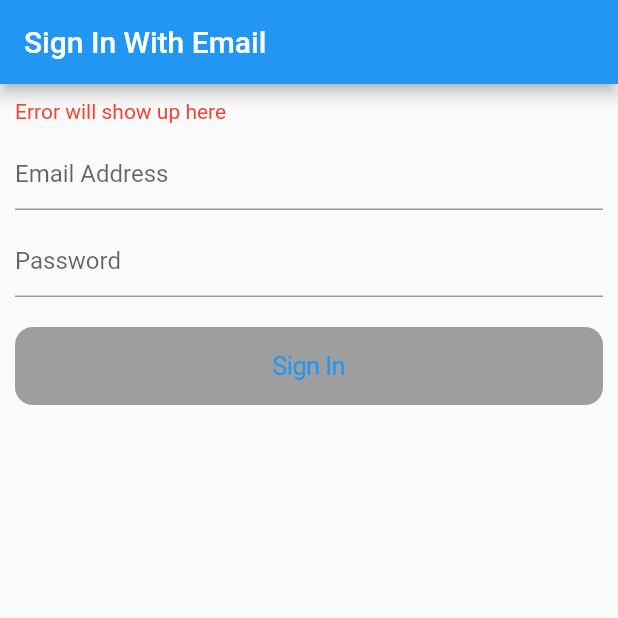
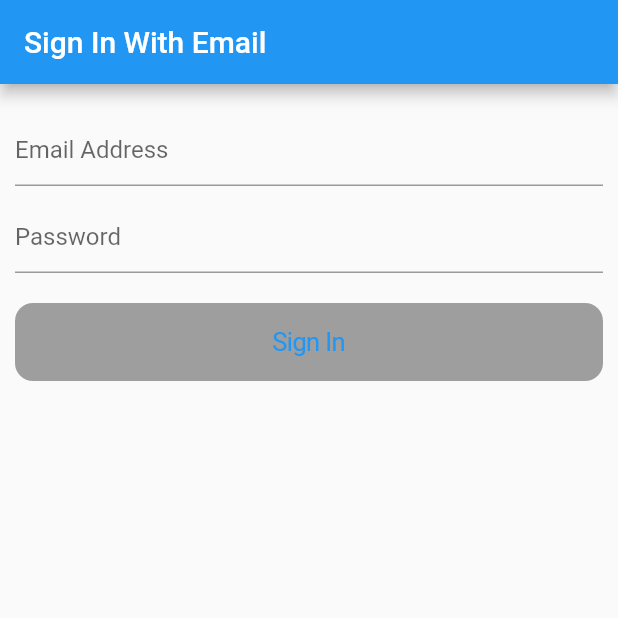
Before and after one commit to ArslanAshraf462/Bloc-Practice, a Flutter app: the screen it shows after launch, on a phone screen of 412 x 824 dp, the top half of it. Run offline on Flutter 3.47's test engine with Material 2 defaults, Android fonts, the phone set to English and light mode, and no system bars; our stand-ins replace connectivity_plus, email_validator, flutter_bloc.

Commit message:
feature/form-validation: Added -> the signin ui bloc functionality for form validation

```diff
--- a/lib/constants/app_colors.dart
+++ b/lib/constants/app_colors.dart
@@ -3,4 +3,5 @@ class AppColors{
   static const Color redColor=Colors.red;
   static const Color greenColor=Colors.green;
   static const Color greyColor=Colors.grey;
+  static const Color blueColor=Colors.blue;
 }
--- a/lib/constants/app_strings.dart
+++ b/lib/constants/app_strings.dart
@@ -9,4 +9,6 @@ class AppStrings{
   static const String emailAddressText='Email Address';
   static const String passwordText='Password';
   static const String errorText='Error will show up here';
+  static const String emailErrorText='Please enter a valid email address';
+  static const String passwordErrorText='Please enter a valid password';
 }
--- a/lib/main.dart
+++ b/lib/main.dart
@@ -1,6 +1,7 @@
 import 'package:bloc_practice/bloc/internet_bloc/internet_bloc.dart';
 import 'package:bloc_practice/cubit/internet_cubit.dart';
 import 'package:bloc_practice/screens/home_screen/home_screen.dart';
+import 'package:bloc_practice/screens/sign_in_screen/bloc/sign_in_bloc.dart';
 import 'package:bloc_practice/screens/sign_in_screen/sign_in_screen.dart';
 import 'package:flutter/material.dart';
 import 'package:flutter_bloc/flutter_bloc.dart';
@@ -21,13 +22,15 @@ class MyApp extends StatelessWidget {
         create: (context) => InternetBloc(),),
         BlocProvider(
           create: (context) => InternetCubit(),),
+        BlocProvider(
+          create: (context) => SignInBloc(),),
       ],
       child: MaterialApp(
         debugShowCheckedModeBanner: false,
         theme: ThemeData(
           primarySwatch: Colors.blue,
         ),
-        home: const SignInScreen(),
+        home: SignInScreen(),
       ),
     );
   }
--- /dev/null
+++ b/lib/screens/sign_in_screen/bloc/sign_in_bloc.dart
@@ -0,0 +1,22 @@
+import 'package:bloc_practice/constants/app_strings.dart';
+import 'package:bloc_practice/screens/sign_in_screen/bloc/sign_in_event.dart';
+import 'package:bloc_practice/screens/sign_in_screen/bloc/sign_in_state.dart';
+import 'package:email_validator/email_validator.dart';
+import 'package:flutter_bloc/flutter_bloc.dart';
+
+class SignInBloc extends Bloc<SignInEvent,SignInState>{
+  SignInBloc() : super(SignInInitialState()){
+    on<SignInTextChangedEvent>((event, emit) {
+      if(EmailValidator.validate(event.emailValue)==false){
+        emit(SignInErrorState(AppStrings.emailErrorText));
+      }else if(event.passwordValue.length<8){
+        emit(SignInErrorState(AppStrings.passwordErrorText));
+      }else{
+        emit(SignInValidState());
+      }
+    });
+    on<SignInSubmittedEvent>((event, emit) {
+      emit(SignInLoadingState());
+    });
+  }
+}
--- /dev/null
+++ b/lib/screens/sign_in_screen/bloc/sign_in_event.dart
@@ -0,0 +1,13 @@
+abstract class SignInEvent {}
+
+class SignInTextChangedEvent extends SignInEvent {
+  final String emailValue;
+  final String passwordValue;
+  SignInTextChangedEvent(this.emailValue,this.passwordValue);
+}
+
+class SignInSubmittedEvent extends SignInEvent {
+  final String email;
+  final String password;
+  SignInSubmittedEvent(this.email,this.password);
+}
--- /dev/null
+++ b/lib/screens/sign_in_screen/bloc/sign_in_state.dart
@@ -0,0 +1,12 @@
+abstract class SignInState{}
+
+class SignInInitialState extends SignInState{}
+
+class SignInValidState extends SignInState{}
+
+class SignInErrorState extends SignInState{
+  final String errorMessage;
+  SignInErrorState(this.errorMessage);
+}
+
+class SignInLoadingState extends SignInState{}
--- a/lib/screens/sign_in_screen/sign_in_screen.dart
+++ b/lib/screens/sign_in_screen/sign_in_screen.dart
@@ -1,13 +1,19 @@
 import 'package:bloc_practice/constants/app_colors.dart';
+import 'package:bloc_practice/screens/sign_in_screen/bloc/sign_in_bloc.dart';
+import 'package:bloc_practice/screens/sign_in_screen/bloc/sign_in_event.dart';
+import 'package:bloc_practice/screens/sign_in_screen/bloc/sign_in_state.dart';
 import 'package:bloc_practice/utils/ui_helper.dart';
 import 'package:bloc_practice/widgets/text_widget.dart';
 import 'package:flutter/cupertino.dart';
 import 'package:flutter/material.dart';
+import 'package:flutter_bloc/flutter_bloc.dart';
 
 import '../../constants/app_strings.dart';
 
 class SignInScreen extends StatelessWidget {
-  const SignInScreen({Key? key}) : super(key: key);
+  SignInScreen({Key? key}) : super(key: key);
+  TextEditingController emailController = TextEditingController();
+  TextEditingController passwordController = TextEditingController();
 
   @override
   Widget build(BuildContext context) {
@@ -25,33 +31,66 @@ class SignInScreen extends StatelessWidget {
                 parent: AlwaysScrollableScrollPhysics(),
               ),
               children: [
-                const TextWidget(title: AppStrings.errorText,color: AppColors.redColor,),
+                BlocBuilder<SignInBloc, SignInState>(
+                    builder: (context, state) {
+                      if (state is SignInErrorState) {
+                        return TextWidget(title: state.errorMessage,
+                          color: AppColors.redColor,);
+                      } else {
+                        return Container();
+                      }
+                    }
+                ),
 
                 UiHelper.horizontalSizedBox(
                   height: 10,
                 ),
-                const TextField(
-                  decoration: InputDecoration(
-                    hintText: AppStrings.emailAddressText,
-                  ),
+                TextFieldWidget(
+                  onChanged: (_) {
+                    BlocProvider.of<SignInBloc>(context).add(
+                      SignInTextChangedEvent(emailController.text.trim(), passwordController.text.trim())
+                    );
+                  },
+                  hintText: AppStrings.emailAddressText,
+                  controller: emailController,
                 ),
                 UiHelper.horizontalSizedBox(
                   height: 10,
                 ),
-                const TextField(
-                  decoration: InputDecoration(
-                    hintText: AppStrings.passwordText,
-                  ),
-                ),
+                TextFieldWidget(
+                  onChanged: (_) {
+                    BlocProvider.of<SignInBloc>(context).add(
+                        SignInTextChangedEvent(emailController.text.trim(), passwordController.text.trim())
+                    );
+                  },
+                  hintText: AppStrings.passwordText,
+                  controller: passwordController,),
                 UiHelper.horizontalSizedBox(
                   height: 20,
                 ),
-                CupertinoButton(
-                  color: AppColors.greyColor,
-                  onPressed: () {},
-                  child: const TextWidget(
-                    title: AppStrings.signInText,
-                  ),
+                BlocBuilder<SignInBloc, SignInState>(
+                    builder: (context, state) {
+                      if(state is SignInLoadingState){
+                        return const Center(child: CircularProgressIndicator(),);
+                      }
+                      return CupertinoButton(
+                        color: (state is SignInValidState)
+                            ? AppColors.blueColor
+                            : AppColors.greyColor,
+                        onPressed: () {
+                          if(state is SignInValidState) {
+                            BlocProvider.of<SignInBloc>(context).add(
+                                SignInSubmittedEvent(
+                                    emailController.text.trim(),
+                                    passwordController.text.trim())
+                            );
+                          }
+                        },
+                        child: const TextWidget(
+                          title: AppStrings.signInText,
+                        ),
+                      );
+                    }
                 )
               ],
             ),
@@ -61,3 +100,27 @@ class SignInScreen extends StatelessWidget {
     );
   }
 }
+
+class TextFieldWidget extends StatelessWidget {
+  final String hintText;
+  final TextEditingController controller;
+  final Function(String)? onChanged;
+
+  const TextFieldWidget({
+    Key? key,
+    required this.hintText,
+    required this.controller,
+    this.onChanged,
+  }) : super(key: key);
+
+  @override
+  Widget build(BuildContext context) {
+    return TextField(
+      onChanged: onChanged,
+      controller: controller,
+      decoration: InputDecoration(
+        hintText: hintText,
+      ),
+    );
+  }
+}
--- a/pubspec.yaml
+++ b/pubspec.yaml
@@ -38,6 +38,7 @@ dependencies:
   cupertino_icons: ^1.0.2
   flutter_bloc: ^8.1.1
   connectivity_plus: ^3.0.2
+  email_validator: ^2.1.17
 
 dev_dependencies:
   flutter_test:
```
Also changed, not shown: pubspec.lock.
